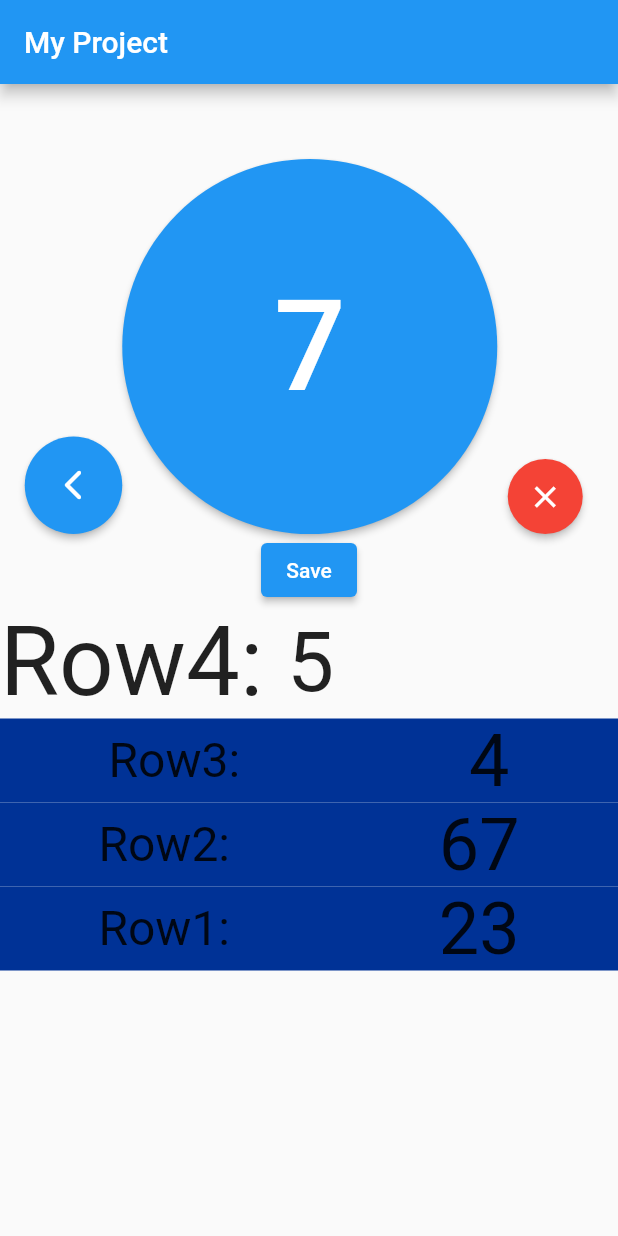
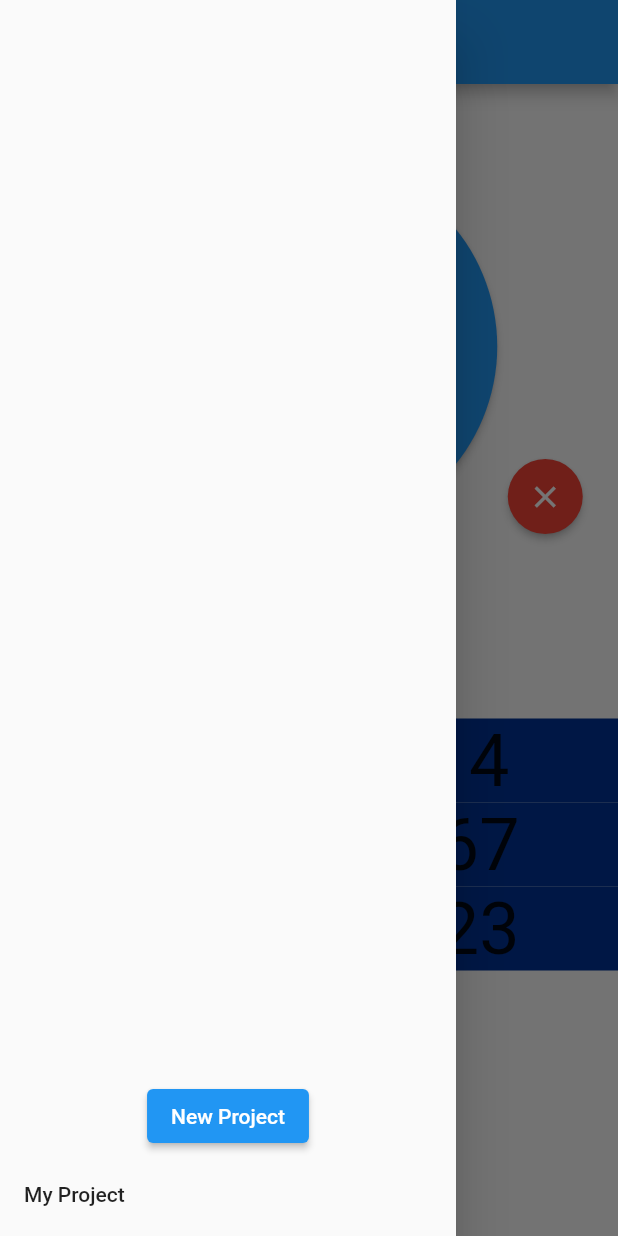
Before and after one commit to AlmondBranchh/CrochetCounter, a Flutter app: the screen it shows after launch, with the side drawer open (before the commit the screen has no drawer), on a phone screen of 412 x 824 dp. Run offline on Flutter 3.47's test engine with Material 2 defaults, Android fonts, the phone set to English and light mode, and no system bars.

Commit message:
Added nav bar for projects

```diff
--- a/lib/project.dart
+++ b/lib/project.dart
@@ -1,5 +1,6 @@
 import 'package:crochet_counter/data.dart';
 
+List<Project> listOfProjects = <Project>[mockProject()];
 
 class Project{
   final int id;
@@ -32,3 +33,7 @@ void LoadProject(){
 String GetProjectName(){
   return mockProject().name;
 }
+
+List<Project> GetProjectList(){
+  return listOfProjects;
+}
--- a/lib/screens/home_screen.dart
+++ b/lib/screens/home_screen.dart
@@ -2,6 +2,8 @@ import 'package:crochet_counter/widgets/saves_list.dart';
 import 'package:flutter/material.dart';
 import 'package:crochet_counter/widgets/counter.dart';
 import 'package:crochet_counter/project.dart';
+import 'package:crochet_counter/screens/nav_bar.dart';
+
 
 class HomeScreen extends StatefulWidget {
   const HomeScreen({Key? key}) : super(key: key);
@@ -20,8 +22,12 @@ class _HomeScreenState extends State<HomeScreen> {
   @override
   Widget build(BuildContext context) {
     return Scaffold(
+      drawer: NavBar(),
       appBar: AppBar(
-        title: Text(GetProjectName()),
+        title: Text(
+            GetProjectName(),
+          textAlign: TextAlign.center,
+        ),
       ),
       body: SingleChildScrollView(
         child: Column(
--- /dev/null
+++ b/lib/screens/nav_bar.dart
@@ -0,0 +1,45 @@
+import 'package:crochet_counter/project.dart';
+import 'package:flutter/material.dart';
+
+class NavBar extends StatefulWidget {
+  const NavBar({Key? key}) : super(key: key);
+
+  @override
+  State<NavBar> createState() => _NavBarState();
+}
+
+class _NavBarState extends State<NavBar> {
+  @override
+  Widget build(BuildContext context) {
+
+    void newProjectPressed(){
+
+    }
+
+    return Drawer(
+        child: Column(
+          mainAxisSize: MainAxisSize.max,
+          mainAxisAlignment: MainAxisAlignment.end,
+          children: [
+            ElevatedButton(
+              onPressed: newProjectPressed,
+              child: Text("New Project"),
+            ),
+            ListView.builder(
+              itemCount: GetProjectList().length,
+              shrinkWrap: true,
+              itemBuilder: (context, index){
+                return ProjectTile(index);
+              },
+            )
+          ],
+        )
+    );
+  }
+}
+
+Widget ProjectTile(int projectIndex){
+  return ListTile(
+    title: Text(GetProjectList()[projectIndex].name),
+  );
+}
--- /dev/null
+++ b/lib/widgets/create_new_project.dart
@@ -0,0 +1 @@
+import 'package:flutter/material.dart';
```
